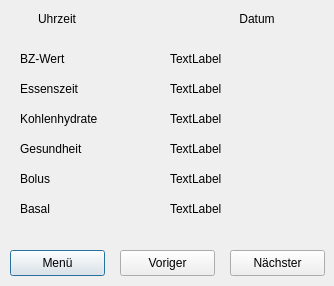
The window that src/bolusGUI/dlgshowdata.ui (dreamshader/bolus) describes before a commit, drawn with Qt 5.
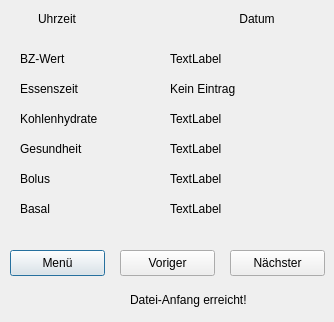
The same window after the commit.

The edit to the form file:
```diff
--- a/src/bolusGUI/dlgshowdata.ui
+++ b/src/bolusGUI/dlgshowdata.ui
@@ -10,7 +10,7 @@
     <x>0</x>
     <y>0</y>
     <width>334</width>
-    <height>286</height>
+    <height>322</height>
    </rect>
   </property>
   <property name="windowTitle">
@@ -147,12 +147,12 @@
     <rect>
      <x>170</x>
      <y>80</y>
-     <width>74</width>
+     <width>111</width>
      <height>18</height>
     </rect>
    </property>
    <property name="text">
-    <string>TextLabel</string>
+    <string>Kein Eintrag</string>
    </property>
   </widget>
   <widget class="QLabel" name="lblCarbValue">
@@ -246,6 +246,19 @@
     <string>Nächster</string>
    </property>
   </widget>
+  <widget class="QLabel" name="lblTextEOF">
+   <property name="geometry">
+    <rect>
+     <x>130</x>
+     <y>290</y>
+     <width>181</width>
+     <height>20</height>
+    </rect>
+   </property>
+   <property name="text">
+    <string>Datei-Anfang erreicht!</string>
+   </property>
+  </widget>
  </widget>
  <resources/>
  <connections>
```
